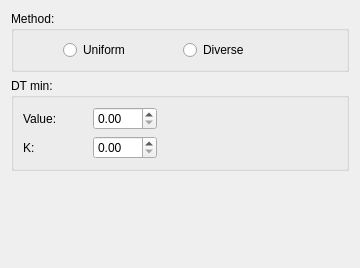
Before: the Qt Designer form contenido_plots_cc.ui in Gahemo0306/SoftawareShen, drawn with Qt 5.
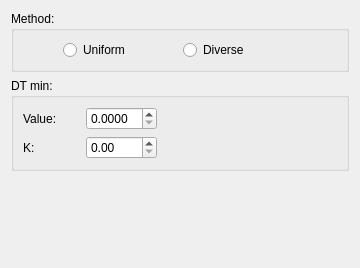
After: the same form once the commit is applied.

```diff
--- a/contenido_plots_cc.ui
+++ b/contenido_plots_cc.ui
@@ -102,7 +102,17 @@
          </widget>
         </item>
         <item row="0" column="1">
-         <widget class="QDoubleSpinBox" name="value"/>
+         <widget class="QDoubleSpinBox" name="value">
+          <property name="sizePolicy">
+           <sizepolicy hsizetype="Fixed" vsizetype="Fixed">
+            <horstretch>0</horstretch>
+            <verstretch>0</verstretch>
+           </sizepolicy>
+          </property>
+          <property name="decimals">
+           <number>4</number>
+          </property>
+         </widget>
         </item>
         <item row="1" column="0">
          <widget class="QLabel" name="label2">
```
